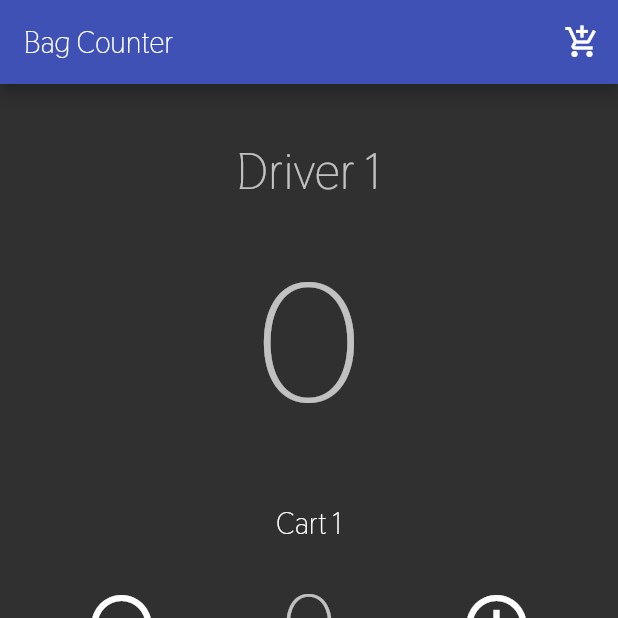
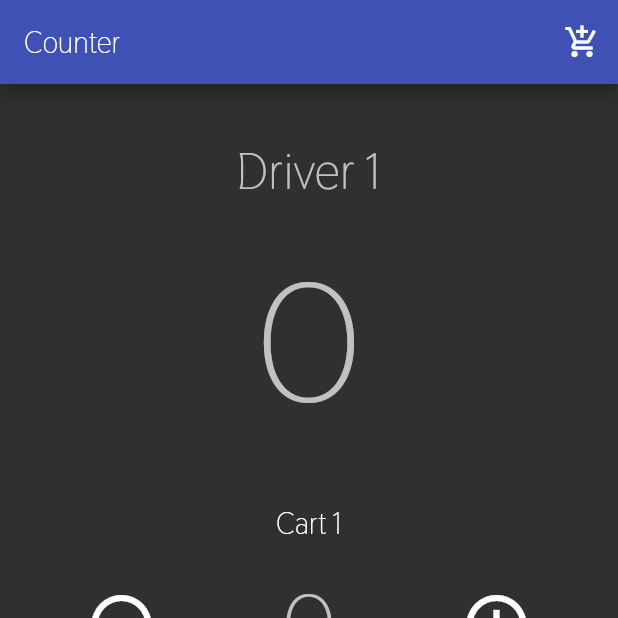
Before and after one commit to sYnVerse/ProblemSolverAssistant, a Flutter app: the screen it shows after launch, on a phone screen of 412 x 824 dp, the top half of it. Run offline on Flutter 3.47's test engine with Material 2 defaults, Android fonts, the phone set to English and light mode, and no system bars; our stand-ins replace shared_preferences.

Commit message:
Updated title

```diff
--- a/lib/BagCounter.dart
+++ b/lib/BagCounter.dart
@@ -429,7 +429,7 @@ class BagCounterState extends State<BagCounter> {
 
     return Scaffold(
       appBar: AppBar(
-        title: Text('Bag Counter'),
+        title: Text('Counter'),
         backgroundColor: Colors.indigo,
         actions: [
           new IconButton(
```
